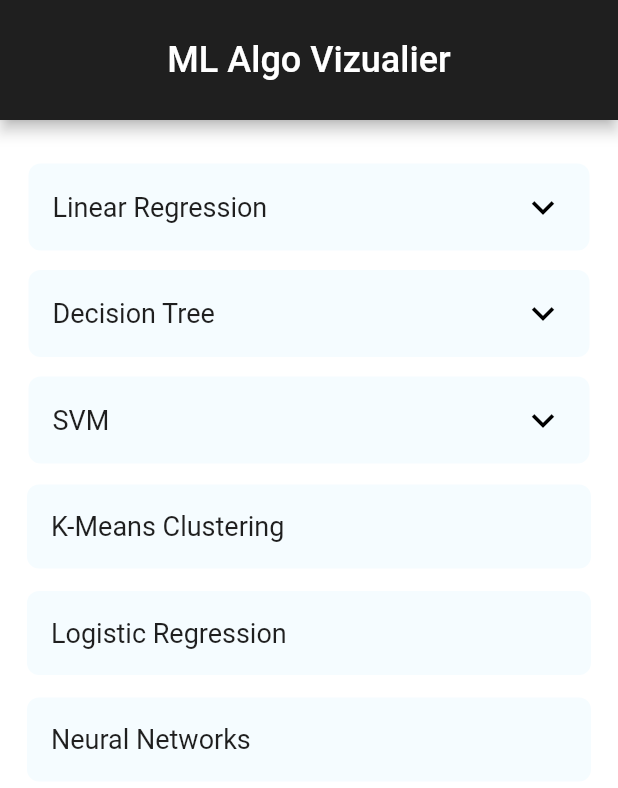
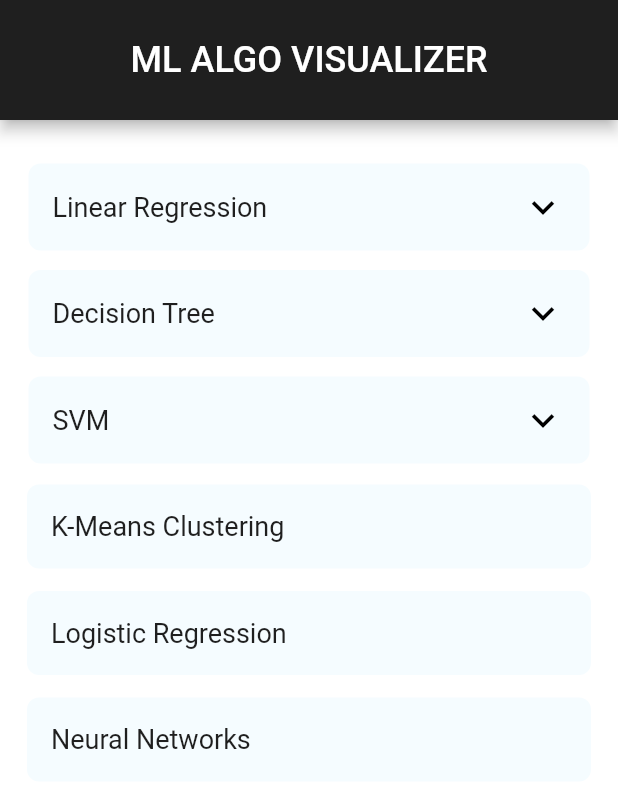
Before and after one commit to k2maan/MLAlgoVisualiserAppFlutter, a Flutter app: the screen it shows after launch, on a phone screen of 412 x 824 dp. Shown: the top 788 px of the screen. Run offline on Flutter 3.47's test engine with Material 2 defaults, Android fonts, the phone set to English and light mode, and no system bars; our stand-ins replace flare_flutter; Roboto replaces fonts that are missing (PTSerif, Roboto-Medium.ttf).

Commit message:
Updated heading

```diff
--- a/lib/screens/menu.dart
+++ b/lib/screens/menu.dart
@@ -16,7 +16,7 @@ class _AlgorithmState extends State<Algorithm> {
       child: Scaffold(
         appBar: AppBar(
           title: Text(
-            'ML Algo Vizualier',
+            'ML ALGO VISUALIZER',
             style: kappTitle,
           ),
           centerTitle: true,
```
